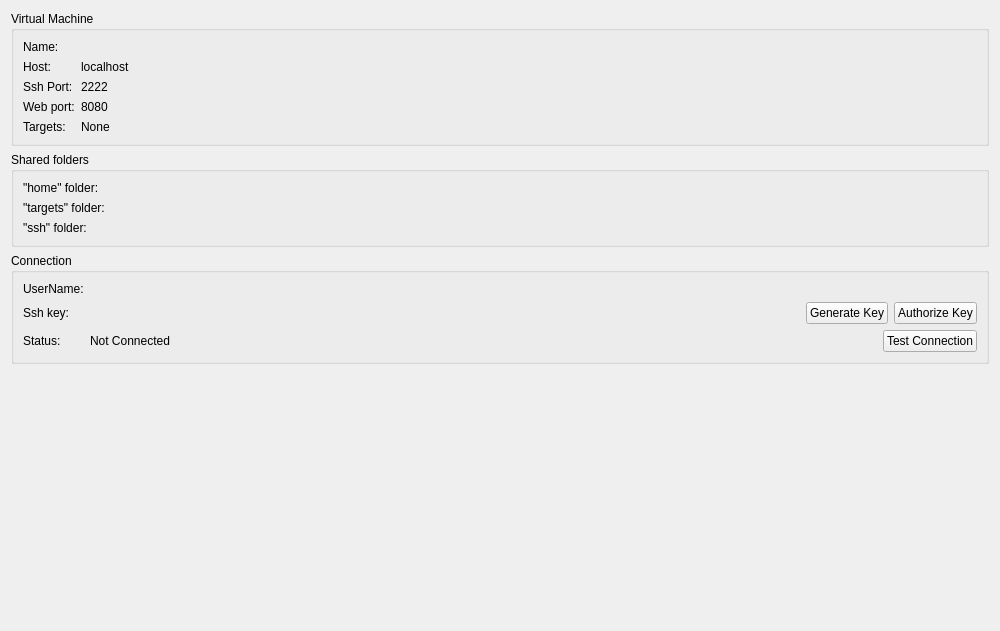
sailfishos/sailfish-qtcreator, file src/plugins/mer/mersdkdetailswidget.ui: the form before one commit.
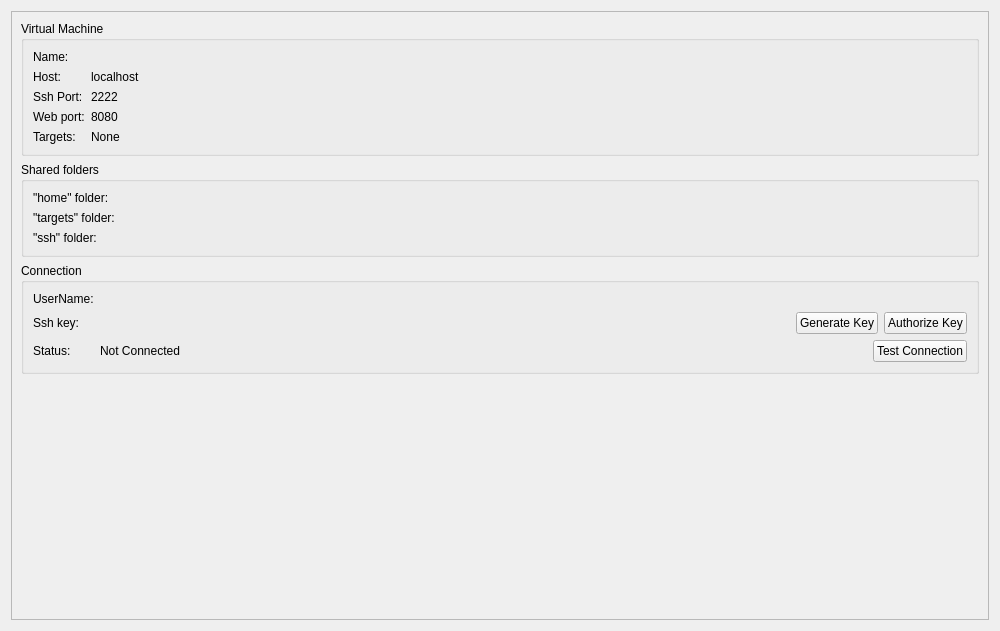
The form after the commit. Custom widgets are drawn as their Qt base class.

Commit message: Jolla: Add Scroll area to sdk details widget

Diff of the .ui file:
```diff
--- a/src/plugins/mer/mersdkdetailswidget.ui
+++ b/src/plugins/mer/mersdkdetailswidget.ui
@@ -15,6 +15,27 @@
   </property>
   <layout class="QVBoxLayout" name="verticalLayout">
    <item>
+    <widget class="QScrollArea" name="scrollArea">
+     <property name="sizePolicy">
+      <sizepolicy hsizetype="MinimumExpanding" vsizetype="MinimumExpanding">
+       <horstretch>0</horstretch>
+       <verstretch>0</verstretch>
+      </sizepolicy>
+     </property>
+     <property name="widgetResizable">
+      <bool>true</bool>
+     </property>
+     <widget class="QWidget" name="scrollAreaWidgetContents_2">
+      <property name="geometry">
+       <rect>
+        <x>0</x>
+        <y>0</y>
+        <width>978</width>
+        <height>609</height>
+       </rect>
+      </property>
+      <layout class="QVBoxLayout" name="verticalLayout_2">
+       <item>
     <widget class="QGroupBox" name="groupBox">
      <property name="title">
       <string>Virtual Machine</string>
@@ -150,6 +171,9 @@
       <string>Connection</string>
      </property>
      <layout class="QFormLayout" name="formLayout_3">
+          <property name="fieldGrowthPolicy">
+           <enum>QFormLayout::AllNonFixedFieldsGrow</enum>
+          </property>
       <item row="0" column="0">
        <widget class="QLabel" name="userNameLabel">
         <property name="text">
@@ -245,6 +269,10 @@
       </size>
      </property>
     </spacer>
+       </item>
+      </layout>
+     </widget>
+    </widget>
    </item>
   </layout>
  </widget>
```
Lines whose indentation alone changed are shown as unchanged.
